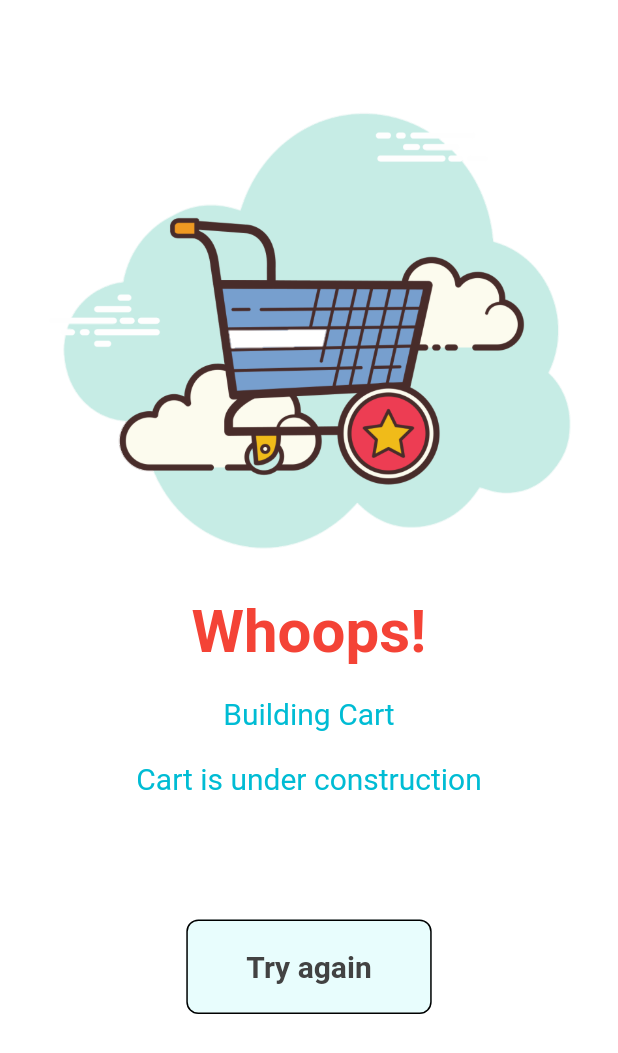
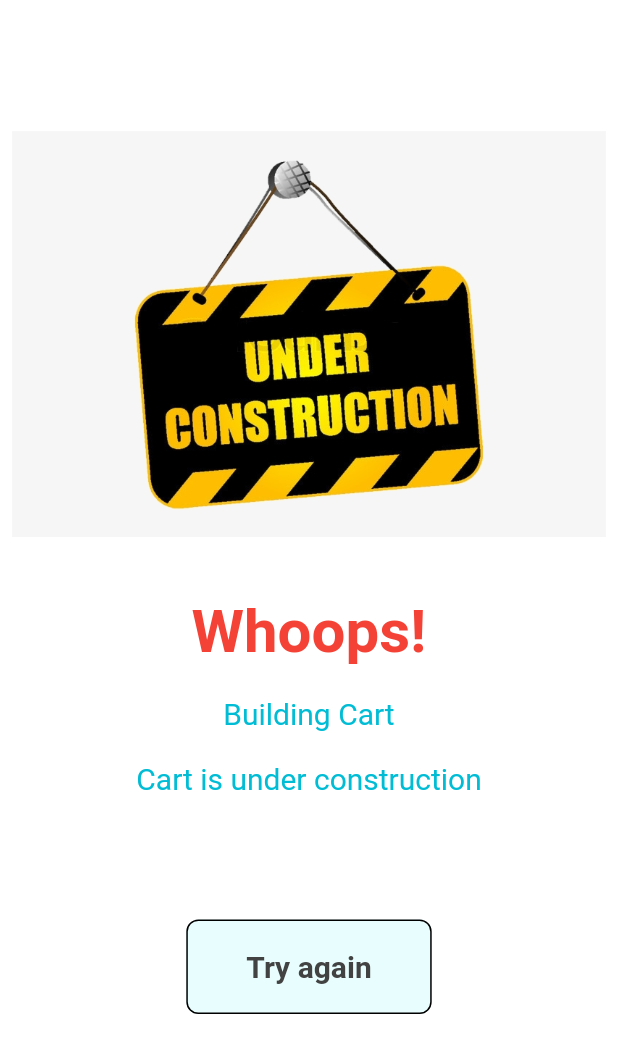
Before and after one commit to EatSmart5/EatSmart, a Flutter app: the CartScreen screen opened directly, on a phone screen of 412 x 824 dp. Shown: the top 1053 px of the screen. Run offline on Flutter 3.47's test engine with Material 2 defaults, Android fonts, the phone set to English and light mode, and no system bars; our stand-ins replace badges, card_swiper, fancy_shimmer_image, flutter_iconly, shared_preferences; accounts and stored records are empty.

```diff
--- a/lib/screens/cart/cart_screen.dart
+++ b/lib/screens/cart/cart_screen.dart
@@ -20,7 +20,7 @@ class CartScreen extends StatelessWidget {
             title: 'Building Cart',
             subtitle: 'Cart is under construction',
             buttonText: 'Try again',
-            imagePath: 'assets/images/cart.png',
+            imagePath: 'assets/images/UserScreen.png',
           )
         : Scaffold(
             appBar: AppBar(
```
